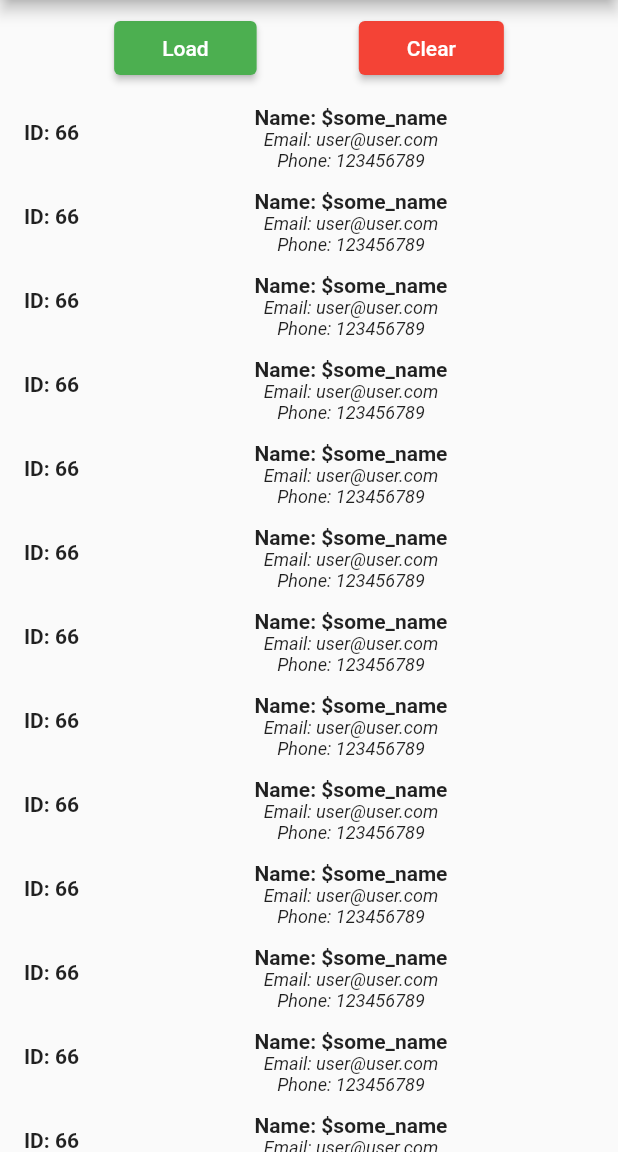
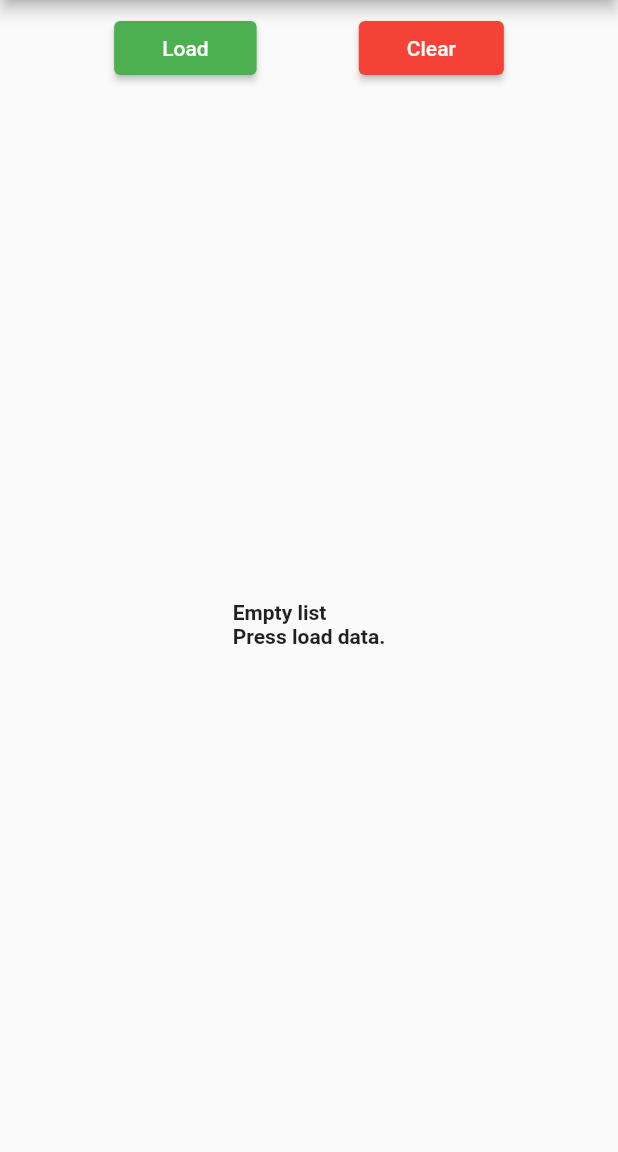
Before and after one commit to Spiritfaer/bloc_practics, a Flutter app: the screen it shows after launch, on a phone screen of 412 x 824 dp, the part 84-1236 px from its top. Run offline on Flutter 3.47's test engine with Material 2 defaults, Android fonts, the phone set to English and light mode, and no system bars; our stand-ins replace flutter_bloc.

Commit message:
update with live data

```diff
--- a/lib/bloc/user_state.dart
+++ b/lib/bloc/user_state.dart
@@ -1,3 +1,5 @@
+import 'package:bloc_practics_1/models/user.dart';
+
 abstract class UserState {}
 
 class UserEmptyState extends UserState {}
@@ -5,7 +7,7 @@ class UserEmptyState extends UserState {}
 class UserLoadingState extends UserState {}
 
 class UserLoadedState extends UserState {
-  List<dynamic> laodedUser;
+  List<User> laodedUser;
 
   UserLoadedState(this.laodedUser);
 }
--- a/lib/home_page.dart
+++ b/lib/home_page.dart
@@ -1,14 +1,20 @@
 import 'package:flutter/material.dart';
+import 'package:flutter_bloc/flutter_bloc.dart';
 
+import 'bloc/user_bloc.dart';
+import 'services/user_repository.dart';
 import 'widgets/action_buttons.dart';
 import 'widgets/user_list.dart';
 
 class HomePage extends StatelessWidget {
+  final UserRepository usersRepository = UserRepository();
   HomePage({Key? key}) : super(key: key);
 
   @override
   Widget build(BuildContext context) {
-    return Scaffold(
+    return BlocProvider<UserBloc>(
+      create: (context) => UserBloc(usersRepository),
+      child: Scaffold(
         appBar: AppBar(title: Text('BLoc Demo1')),
         body: Column(
           crossAxisAlignment: CrossAxisAlignment.center,
@@ -17,6 +23,7 @@ class HomePage extends StatelessWidget {
             Expanded(child: UserList()),
           ],
         ),
+      ),
     );
   }
 }
--- a/lib/widgets/action_buttons.dart
+++ b/lib/widgets/action_buttons.dart
@@ -1,14 +1,23 @@
 import 'package:flutter/material.dart';
+import 'package:flutter_bloc/flutter_bloc.dart';
+
+import '../bloc/user_bloc.dart';
+import '../bloc/user_event.dart';
 
 class ActionButtons extends StatelessWidget {
   @override
-  Widget build(BuildContext context) => Padding(
+  Widget build(BuildContext context) {
+    final UserBloc userBloc = BlocProvider.of<UserBloc>(context);
+
+    return Padding(
       padding: const EdgeInsets.all(8.0),
       child: Row(
         mainAxisAlignment: MainAxisAlignment.spaceEvenly,
         children: [
           ElevatedButton(
-              onPressed: () {},
+            onPressed: () {
+              userBloc.add(UserLoadEvent());
+            },
             child: Padding(
               padding: const EdgeInsets.symmetric(horizontal: 16.0),
               child: Text('Load'),
@@ -17,7 +26,9 @@ class ActionButtons extends StatelessWidget {
                 backgroundColor: MaterialStateProperty.all(Colors.green)),
           ),
           ElevatedButton(
-              onPressed: () {},
+            onPressed: () {
+              userBloc.add(UserClearEvent());
+            },
             child: Padding(
               padding: const EdgeInsets.symmetric(horizontal: 16.0),
               child: Text('Clear'),
@@ -29,3 +40,4 @@ class ActionButtons extends StatelessWidget {
       ),
     );
   }
+}
--- a/lib/widgets/user_list.dart
+++ b/lib/widgets/user_list.dart
@@ -1,27 +1,66 @@
 import 'package:flutter/material.dart';
+import 'package:flutter_bloc/flutter_bloc.dart';
+
+import '../bloc/user_bloc.dart';
+import '../bloc/user_state.dart';
 
 class UserList extends StatelessWidget {
   @override
-  Widget build(BuildContext context) => ListView.builder(
-        itemCount: 20,
-        itemBuilder: (context, index) => Container(
+  Widget build(BuildContext context) {
+    return BlocBuilder<UserBloc, UserState>(
+      builder: (BuildContext context, UserState state) {
+        if (state is UserEmptyState) {
+          return Center(child: Text('Empty list\nPress load data.'));
+        } else if (state is UserLoadingState) {
+          return Center(child: CircularProgressIndicator());
+        }
+        if (state is UserLoadedState) {
+          return ListView.builder(
+            itemCount: state.laodedUser.length,
+            itemBuilder: (context, index) => Padding(
+              padding:
+                  const EdgeInsets.symmetric(horizontal: 16.0, vertical: 6.0),
+              child: Container(
+                decoration: BoxDecoration(
+                  border: Border.all(color: Colors.black12),
+                  borderRadius: BorderRadius.circular(5.0),
+                  color: Colors.white,
+                  boxShadow: [
+                    BoxShadow(
+                      offset: Offset(0.0, 2.0),
+                      blurRadius: 1.0,
+                      spreadRadius: -2.0,
+                    ),
+                  ],
+                ),
                 child: ListTile(
-            leading: Text('ID: 66'),
+                  leading: Text('ID ${state.laodedUser[index].id}'),
                   title: Column(
                     children: [
                       Text(
-                  'Name: \$some_name',
+                        'Name: ${state.laodedUser[index].name}',
                         style: Theme.of(context).textTheme.bodyText2,
                       ),
                       Column(
                         children: [
-                    Text('Email: user@user.com'),
-                    Text('Phone: 123456789'),
+                          Text('Email: ${state.laodedUser[index].email}'),
+                          Text('Phone: ${state.laodedUser[index].phone}'),
                         ],
                       ),
                     ],
                   ),
                 ),
               ),
+            ),
           );
         }
+        if (state is UserErrorState) {
+          return Center(child: Text('Something went wrong,\ntry again later.'));
+        } else {
+          return Center(
+              child: Text('World has gone mad\nsave yourself fools...'));
+        }
+      },
+    );
+  }
+}
```
Also changed, not shown: lib/services/user_provider.dart (+12 -9 lines). Lines whose indentation alone changed are shown as unchanged.
